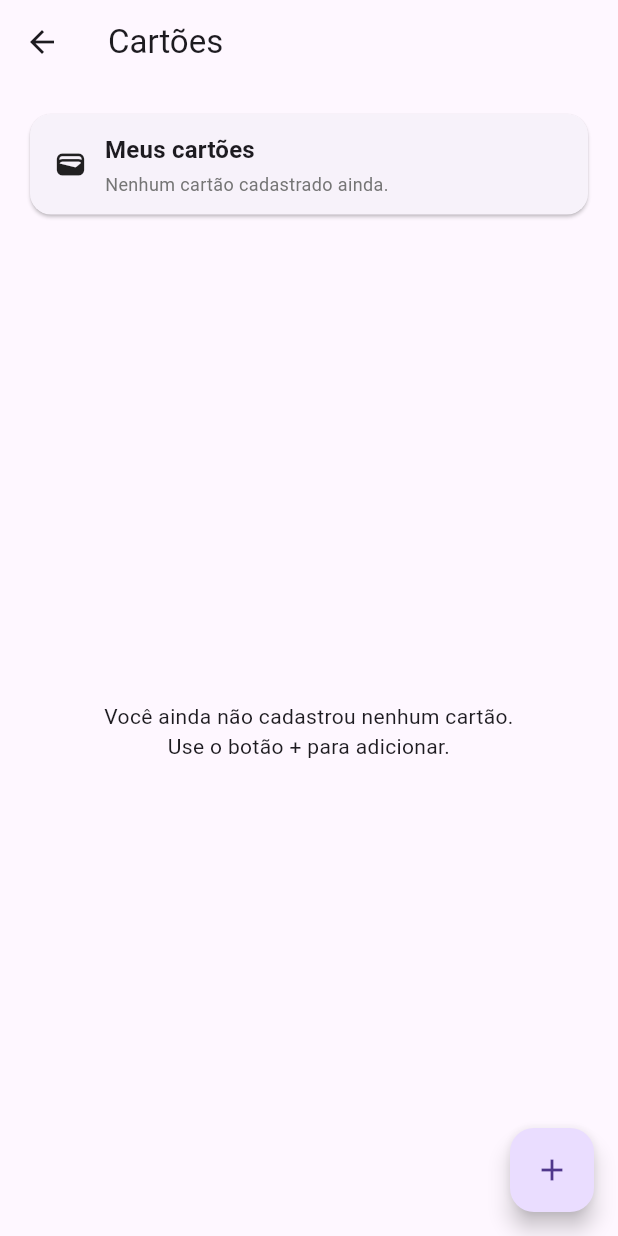
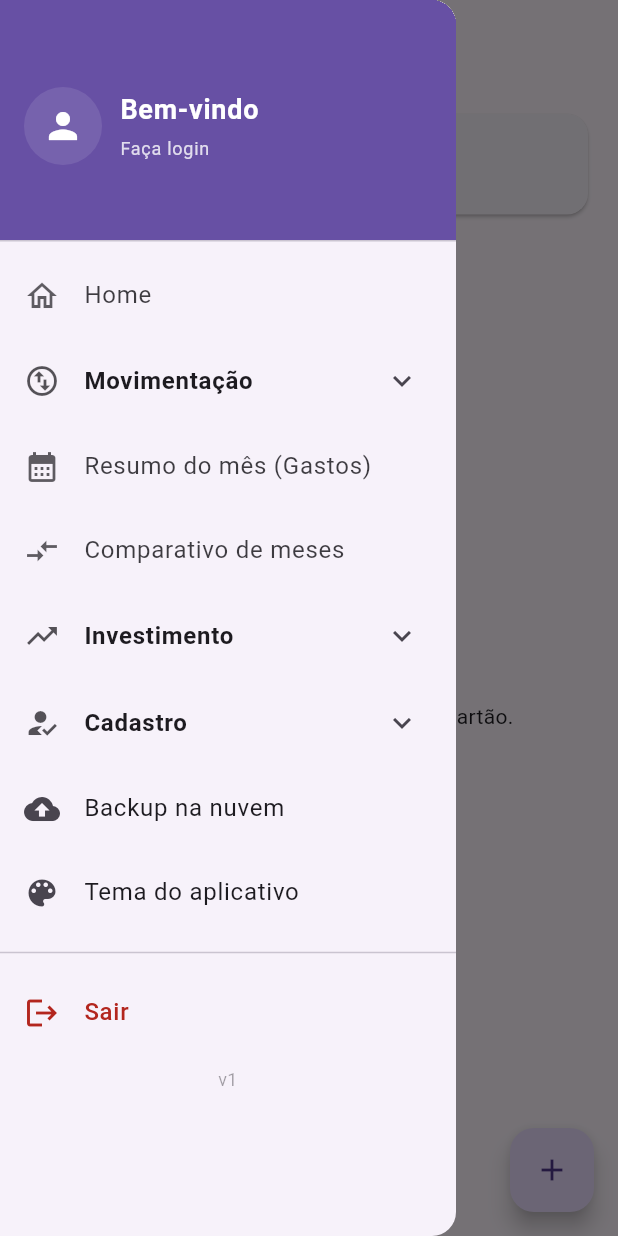
Before and after one commit to geanlima/vox-finance, a Flutter app: the CartaoCreditoPage screen opened directly, with the side drawer open (before the commit the screen has no drawer), on a phone screen of 412 x 824 dp. Run offline on Flutter 3.47's test engine with Material 3 defaults, Android fonts, the phone set to English and light mode, and no system bars; our stand-ins replace firebase_auth, firebase_core, firebase_storage, fl_chart, flutter_local_notifications, flutter_slidable and 5 more; missing offline and left inert: google_mlkit_text_recognition, googleapis; accounts and stored records are empty; network calls fail.

Commit message:
Ajuste de retorno

```diff
--- a/lib/ui/pages/cartao/cartao_credito_page.dart
+++ b/lib/ui/pages/cartao/cartao_credito_page.dart
@@ -3,6 +3,7 @@
 import 'dart:io';
 import 'package:flutter/material.dart';
 import 'package:image_picker/image_picker.dart';
+import 'package:vox_finance/ui/widgets/app_drawer.dart';
 
 import 'package:vox_finance/ui/data/models/cartao_credito.dart';
 import 'package:vox_finance/ui/data/modules/cartoes_credito/cartao_credito_repository.dart';
@@ -700,6 +701,7 @@ class _CartaoCreditoPageState extends State<CartaoCreditoPage> {
 
     return Scaffold(
       appBar: AppBar(title: const Text('Cartões')),
+      drawer: const AppDrawer(currentRoute: '/cartoes-credito'),
       floatingActionButton: FloatingActionButton(
         onPressed: () => _abrirForm(),
         child: const Icon(Icons.add),
--- a/lib/ui/pages/comparativo/comparativo_mes_page.dart
+++ b/lib/ui/pages/comparativo/comparativo_mes_page.dart
@@ -2,6 +2,7 @@
 
 import 'package:flutter/material.dart';
 import 'package:intl/intl.dart';
+import 'package:vox_finance/ui/widgets/app_drawer.dart';
 import 'package:fl_chart/fl_chart.dart';
 import 'package:vox_finance/ui/data/modules/lancamentos/lancamento_repository.dart';
 
@@ -631,6 +632,7 @@ class _ComparativoMesPageState extends State<ComparativoMesPage> {
 
     return Scaffold(
       appBar: AppBar(title: const Text('Comparativo de meses')),
+      drawer: const AppDrawer(currentRoute: '/comparativo-mes'),
       body: SingleChildScrollView(
         padding: const EdgeInsets.all(16),
         child: Column(
--- a/lib/ui/pages/despesas_fixas/despesas_fixas_page.dart
+++ b/lib/ui/pages/despesas_fixas/despesas_fixas_page.dart
@@ -53,12 +53,13 @@ class _DespesasFixasPageState extends State<DespesasFixasPage> {
       builder: (ctx) {
         return StatefulBuilder(
           builder: (ctx, setModal) {
+            final mq = MediaQuery.of(ctx);
             return Padding(
               padding: EdgeInsets.fromLTRB(
                 16,
                 8,
                 16,
-                16 + MediaQuery.of(ctx).viewInsets.bottom,
+                28 + mq.viewInsets.bottom + mq.viewPadding.bottom,
               ),
               child: Column(
                 mainAxisSize: MainAxisSize.min,
--- a/lib/ui/pages/grafico/graficos_page.dart
+++ b/lib/ui/pages/grafico/graficos_page.dart
@@ -2,6 +2,7 @@
 
 import 'package:flutter/material.dart';
 import 'package:vox_finance/ui/widgets/graficos/grafico_pizza.dart';
+import 'package:vox_finance/ui/widgets/app_drawer.dart';
 
 class GraficosPage extends StatelessWidget {
   const GraficosPage({super.key});
@@ -10,6 +11,7 @@ class GraficosPage extends StatelessWidget {
   Widget build(BuildContext context) {
     return Scaffold(
       appBar: AppBar(title: const Text("Resumo do mês")),
+      drawer: const AppDrawer(currentRoute: '/graficos'),
       body: Padding(
         padding: const EdgeInsets.all(16),
         child: Column(
--- a/lib/ui/pages/home/home_voice.dart
+++ b/lib/ui/pages/home/home_voice.dart
@@ -57,7 +57,9 @@ Future<String?> mostrarBottomSheetVoz({
               left: 16,
               right: 16,
               top: 16,
-              bottom: MediaQuery.of(context).viewInsets.bottom + 16,
+              bottom: MediaQuery.of(context).viewInsets.bottom +
+                  MediaQuery.of(context).viewPadding.bottom +
+                  28,
             ),
             child: Column(
               mainAxisSize: MainAxisSize.min,
--- a/lib/ui/pages/renda/minha_renda_page.dart
+++ b/lib/ui/pages/renda/minha_renda_page.dart
@@ -3,6 +3,7 @@
 
 import 'package:flutter/material.dart';
 import 'package:intl/intl.dart';
+import 'package:vox_finance/ui/widgets/app_drawer.dart';
 import 'package:flutter_slidable/flutter_slidable.dart';
 
 import 'package:vox_finance/ui/data/models/fonte_renda.dart';
@@ -268,6 +269,7 @@ class _MinhaRendaPageState extends State<MinhaRendaPage> {
 
     return Scaffold(
       appBar: AppBar(title: const Text('Fontes de renda')),
+      drawer: const AppDrawer(currentRoute: '/minha-renda'),
 
       body:
           _carregandoFontes
--- a/lib/ui/pages/settings/backup_restore_cloud_page.dart
+++ b/lib/ui/pages/settings/backup_restore_cloud_page.dart
@@ -7,6 +7,7 @@ import 'package:vox_finance/ui/core/nav/app_navigator.dart';
 import 'package:vox_finance/ui/core/service/app_version_service.dart';
 import 'package:vox_finance/ui/core/service/firebase_auth_service.dart';
 import 'package:shared_preferences/shared_preferences.dart';
+import 'package:vox_finance/ui/widgets/app_drawer.dart';
 
 // ✅ ajuste o path conforme seu projeto
 import 'package:vox_finance/ui/data/service/backup/backup_manager.dart';
@@ -255,6 +256,7 @@ class _BackupRestoreCloudPageState extends State<BackupRestoreCloudPage> {
           ),
         ],
       ),
+      drawer: const AppDrawer(currentRoute: '/backup-cloud'),
       body: AbsorbPointer(
         absorbing: _loading,
         child: ListView(
```
